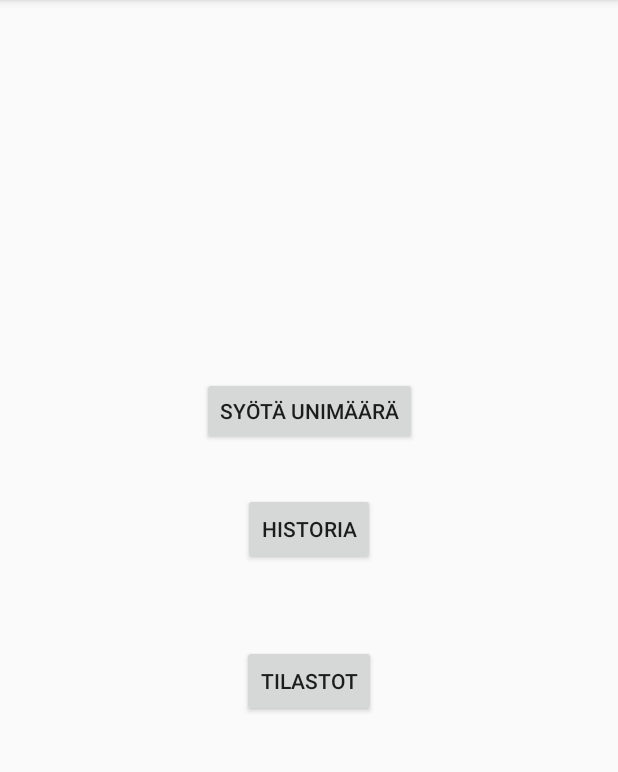
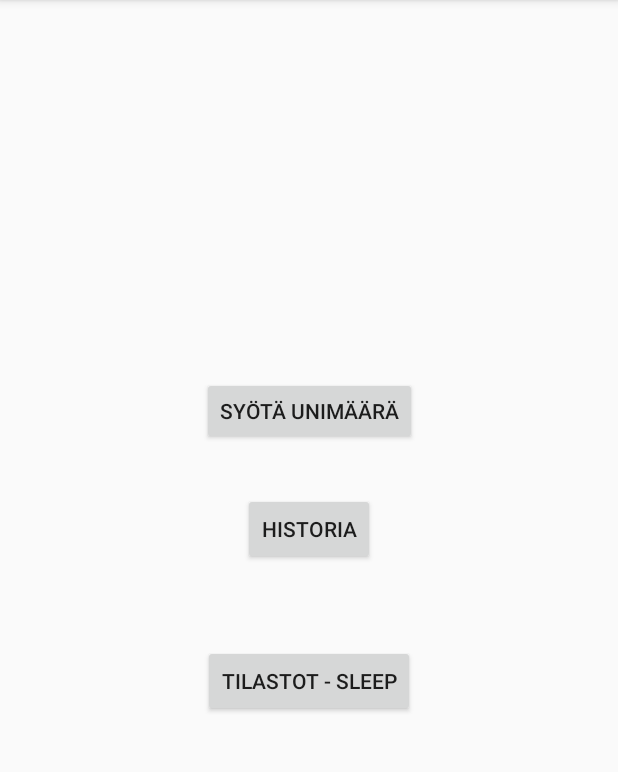
Before and after one commit to nakkijorma/Nukkumatti, an Android app: the screen it shows after launch (MainActivity), on a phone screen of 412 x 824 dp, the part 84-856 px from its top. Run offline under Robolectric (Android 15) with nearby library versions, the phone set to English and light mode, and no system bars.

Commit message:
Muutos, painikkeen nimi

```diff
--- a/app/src/main/res/layout/activity_main.xml
+++ b/app/src/main/res/layout/activity_main.xml
@@ -52,7 +52,7 @@
         android:id="@+id/button3"
         android:layout_width="wrap_content"
         android:layout_height="wrap_content"
-        android:text="Tilastot"
+        android:text="Tilastot - Sleep"
         app:layout_constraintBottom_toBottomOf="parent"
         app:layout_constraintEnd_toEndOf="parent"
         app:layout_constraintStart_toStartOf="parent"
--- a/build.gradle
+++ b/build.gradle
@@ -7,7 +7,7 @@ buildscript {
         jcenter()
     }
     dependencies {
-        classpath 'com.android.tools.build:gradle:3.1.4'
+        classpath 'com.android.tools.build:gradle:3.2.0'
 
 
         // NOTE: Do not place your application dependencies here; they belong
```
Also changed, not shown: gradle/wrapper/gradle-wrapper.properties.
